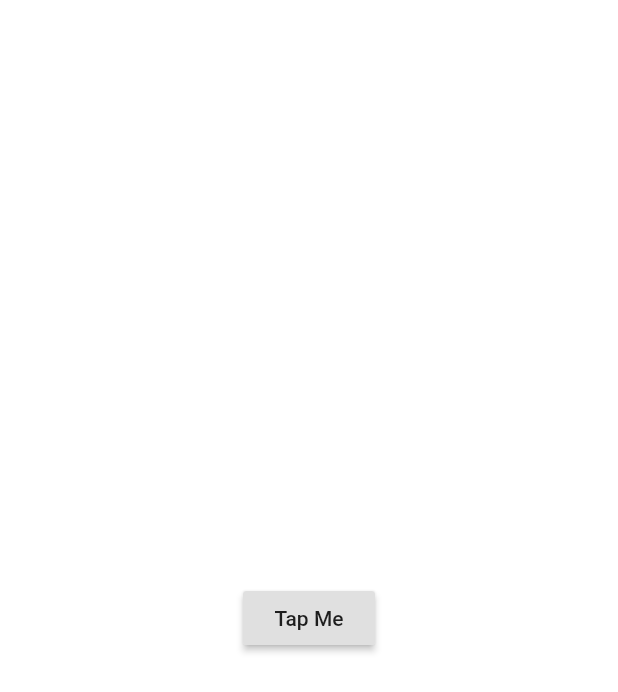
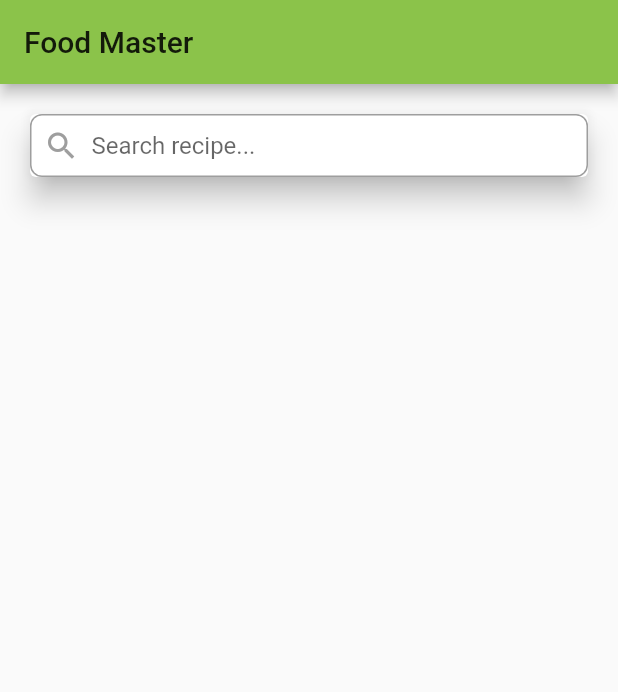
Before and after one commit to CoderJava/Food-Master, a Flutter app: the screen it shows after launch, on a phone screen of 412 x 824 dp. Shown: the top 692 px of the screen. Run offline on Flutter 3.47's test engine with Material 2 defaults, Android fonts, the phone set to English and light mode, and no system bars; generated files the repository leaves out were written again.

Commit message:
Buat widget search recipe di home screen
Buat widget search recipe di home screen

```diff
--- a/lib/main.dart
+++ b/lib/main.dart
@@ -1,13 +1,13 @@
 import 'package:flutter/material.dart';
-import 'package:food_master/src/ui/debug/debug_screen.dart';
+import 'package:food_master/src/ui/home/home_screen.dart';
 
 void main() {
   runApp(MaterialApp(
     theme: ThemeData(
-      primaryColor: Colors.green,
-      accentColor: Colors.greenAccent,
-      primarySwatch: Colors.green,
+      primaryColor: Colors.lightGreen,
+      accentColor: Colors.lightGreenAccent,
+      primarySwatch: Colors.lightGreen,
     ),
-    home: DebugScreen(),
+    home: HomeScreen(),
   ));
 }
--- /dev/null
+++ b/lib/src/ui/home/home_screen.dart
@@ -0,0 +1,85 @@
+import 'package:flutter/material.dart';
+
+class HomeScreen extends StatefulWidget {
+  @override
+  _HomeScreenState createState() => _HomeScreenState();
+}
+
+class _HomeScreenState extends State<HomeScreen> {
+  var paddingBottomScreen = 0.0;
+
+  @override
+  Widget build(BuildContext context) {
+    initMediaQuery(context);
+
+    return Scaffold(
+      appBar: AppBar(
+        title: Text("Food Master"),
+      ),
+      body: SafeArea(
+        child: Padding(
+          padding: EdgeInsets.only(
+            left: 16.0,
+            top: 16.0,
+            bottom: paddingBottomScreen + 16.0,
+            right: 16.0,
+          ),
+          child: ListView(
+            children: <Widget>[
+              _buildWidgetSearchRecipe(),
+            ],
+          ),
+        ),
+      ),
+    );
+  }
+
+  void initMediaQuery(BuildContext context) {
+    var mediaQuery = MediaQuery.of(context);
+    paddingBottomScreen = mediaQuery.padding.bottom;
+  }
+
+  Widget _buildWidgetSearchRecipe() {
+    return Container(
+      decoration: BoxDecoration(
+        borderRadius: BorderRadius.all(
+          Radius.circular(10.0),
+        ),
+      ),
+      child: Card(
+        elevation: 8.0,
+        child: Container(
+          decoration: BoxDecoration(
+            borderRadius: BorderRadius.all(
+              Radius.circular(8.0),
+            ),
+            border: Border.all(color: Colors.grey),
+          ),
+          padding: EdgeInsets.all(8.0),
+          child: Row(
+            children: <Widget>[
+              Icon(
+                Icons.search,
+                color: Colors.grey,
+              ),
+              SizedBox(
+                width: 8.0,
+              ),
+              Expanded(
+                child: TextField(
+                  decoration: InputDecoration.collapsed(
+                    hintText: "Search recipe...",
+                  ),
+                  textInputAction: TextInputAction.search,
+                  onSubmitted: (value) {
+                    // TODO: do something in here
+                  },
+                ),
+              ),
+            ],
+          ),
+        ),
+      ),
+    );
+  }
+}
```
